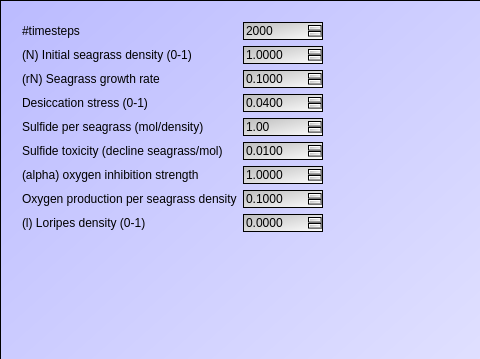
richelbilderbeek/ProjectRichelBilderbeek, file Tools/ToolMutualismBreakdowner/qtdialog.ui: the form before one commit; both pictures show x 0 to 480 and y 0 to 359 of the 816 by 731 pixel window.
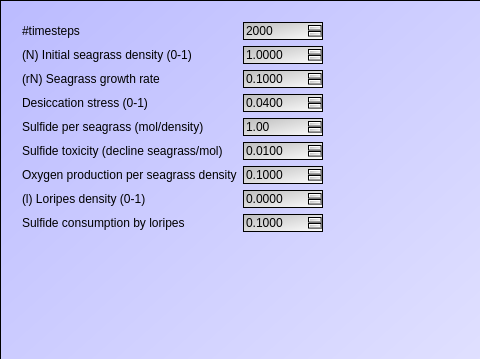
The form after the commit. Custom widgets are drawn as their Qt base class.

```diff
--- a/Tools/ToolMutualismBreakdowner/qtdialog.ui
+++ b/Tools/ToolMutualismBreakdowner/qtdialog.ui
@@ -172,33 +172,13 @@
        </widget>
       </item>
       <item row="6" column="0">
-       <widget class="QLabel" name="label_4">
-        <property name="text">
-         <string>(alpha) oxygen inhibition strength</string>
-        </property>
-       </widget>
-      </item>
-      <item row="6" column="1">
-       <widget class="QDoubleSpinBox" name="box_oxygen_inhibition_strength">
-        <property name="decimals">
-         <number>4</number>
-        </property>
-        <property name="maximum">
-         <double>100.000000000000000</double>
-        </property>
-        <property name="value">
-         <double>1.000000000000000</double>
-        </property>
-       </widget>
-      </item>
-      <item row="7" column="0">
        <widget class="QLabel" name="label_6">
         <property name="text">
          <string>Oxygen production per seagrass density</string>
         </property>
        </widget>
       </item>
-      <item row="7" column="1">
+      <item row="6" column="1">
        <widget class="QDoubleSpinBox" name="box_oxygen_production">
         <property name="decimals">
          <number>4</number>
@@ -211,20 +191,43 @@
         </property>
        </widget>
       </item>
-      <item row="8" column="0">
+      <item row="7" column="0">
        <widget class="QLabel" name="label_loripes_density">
         <property name="text">
          <string>(l) Loripes density (0-1)</string>
         </property>
        </widget>
       </item>
+      <item row="7" column="1">
+       <widget class="QDoubleSpinBox" name="box_loripes_density">
+        <property name="decimals">
+         <number>4</number>
+        </property>
+        <property name="maximum">
+         <double>1.000000000000000</double>
+        </property>
+       </widget>
+      </item>
+      <item row="8" column="0">
+       <widget class="QLabel" name="label_4">
+        <property name="text">
+         <string>Sulfide consumption by loripes</string>
+        </property>
+       </widget>
+      </item>
       <item row="8" column="1">
        <widget class="QDoubleSpinBox" name="doubleSpinBox_4">
         <property name="decimals">
          <number>4</number>
         </property>
         <property name="maximum">
-         <double>1.000000000000000</double>
+         <double>1000.000000000000000</double>
+        </property>
+        <property name="singleStep">
+         <double>0.010000000000000</double>
+        </property>
+        <property name="value">
+         <double>0.100000000000000</double>
         </property>
        </widget>
       </item>
```
Left out of the diff: 5 changed lines with no effect on the pictures.
